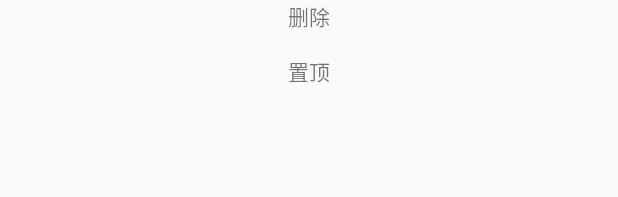
After one commit to chenqian6/SingleTouchTest, an Android app: the layout material_function.xml on its own in the app's theme, with its tools: preview values and no code run, on a phone screen of 412 x 824 dp. The commit adds this screen. Shown: the top 197 px of the screen. Run offline under Robolectric (Android 15) with nearby library versions, the phone set to English and light mode, and no system bars.

Commit message:
Function: delete & to front.

```diff
--- /dev/null
+++ b/app/src/main/res/layout/material_function.xml
@@ -0,0 +1,21 @@
+<?xml version="1.0" encoding="utf-8"?>
+<LinearLayout
+    xmlns:android="http://schemas.android.com/apk/res/android"
+    android:layout_width="match_parent"
+    android:layout_height="wrap_content"
+    android:orientation="vertical">
+    <TextView
+        android:id="@+id/delete"
+        android:layout_width="match_parent"
+        android:layout_height="wrap_content"
+        android:gravity="center"
+        android:text="删除" />
+    <TextView
+        android:id="@+id/tofront"
+        android:layout_width="match_parent"
+        android:layout_height="wrap_content"
+        android:gravity="center"
+        android:layout_marginTop="15dp"
+        android:text="置顶"/>
+
+</LinearLayout>
--- a/app/src/main/res/layout/my_self_view.xml
+++ b/app/src/main/res/layout/my_self_view.xml
@@ -4,8 +4,8 @@
     android:layout_width="match_parent"
     android:layout_height="match_parent">
         <ImageView
+            android:id="@+id/imageview"
             android:layout_width="match_parent"
             android:layout_height="match_parent"
-            android:src="@drawable/material"
             android:scaleType="fitXY"/>
 </LinearLayout>
```
Also changed, not shown: app/src/main/java/com/example/singletouchtest/DragView.java (+42 -37 lines), app/src/main/java/com/example/singletouchtest/FunctionView.java (added, +77 -0 lines), app/src/main/java/com/example/singletouchtest/MainActivity.java (+15 -3 lines), app/src/main/java/com/example/singletouchtest/MoveLayout.java (+61 -47 lines), 1 other file.
